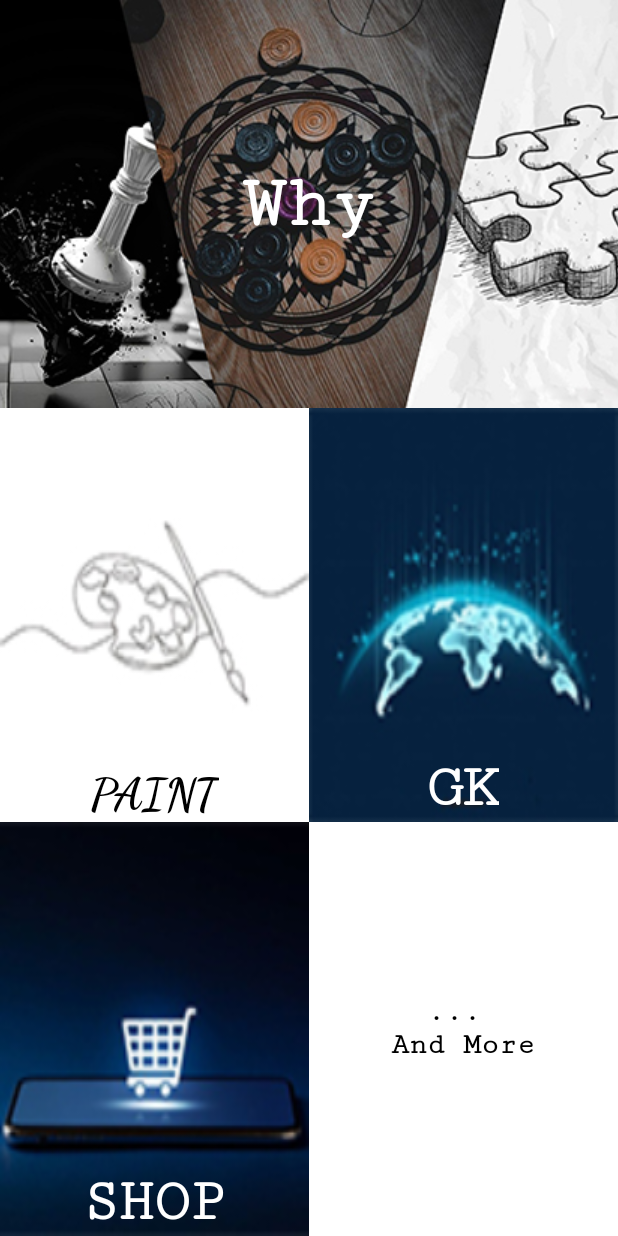
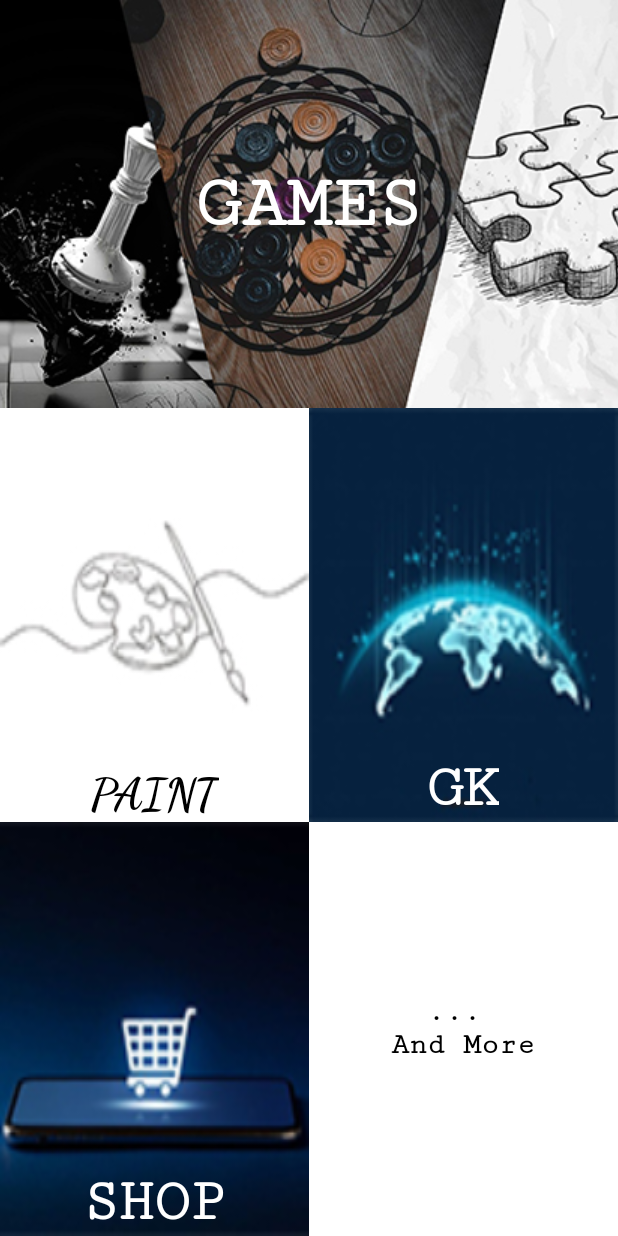
Before and after one commit to adityad15/myu-e-learning, an Android app: the screen it shows after launch (MainActivity), on a phone screen of 412 x 824 dp. Run offline under Robolectric (Android 15) with nearby library versions, the phone set to English and light mode, and no system bars; 2 statements that could not run were skipped.

Commit message:
INTERMEDIATE COMMIT

```diff
--- a/app/src/main/java/demo.java
+++ /dev/null
@@ -1,2 +0,0 @@
-public class demo {
-}
--- a/app/src/main/res/layout/activity_main.xml
+++ b/app/src/main/res/layout/activity_main.xml
@@ -27,7 +27,7 @@
 
         <TextView
             android:id="@+id/imageButton"
-            android:text="Why"
+            android:text="GAMES"
             android:layout_width="wrap_content"
             android:layout_height="wrap_content"
             android:textSize="50dp"
```
